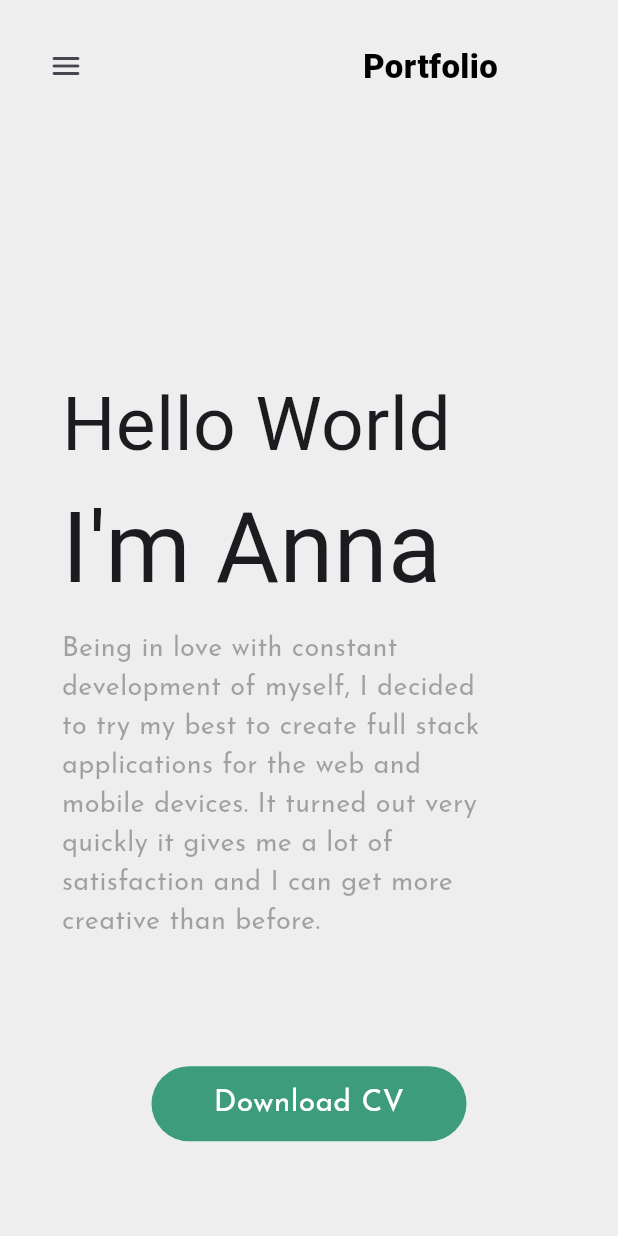
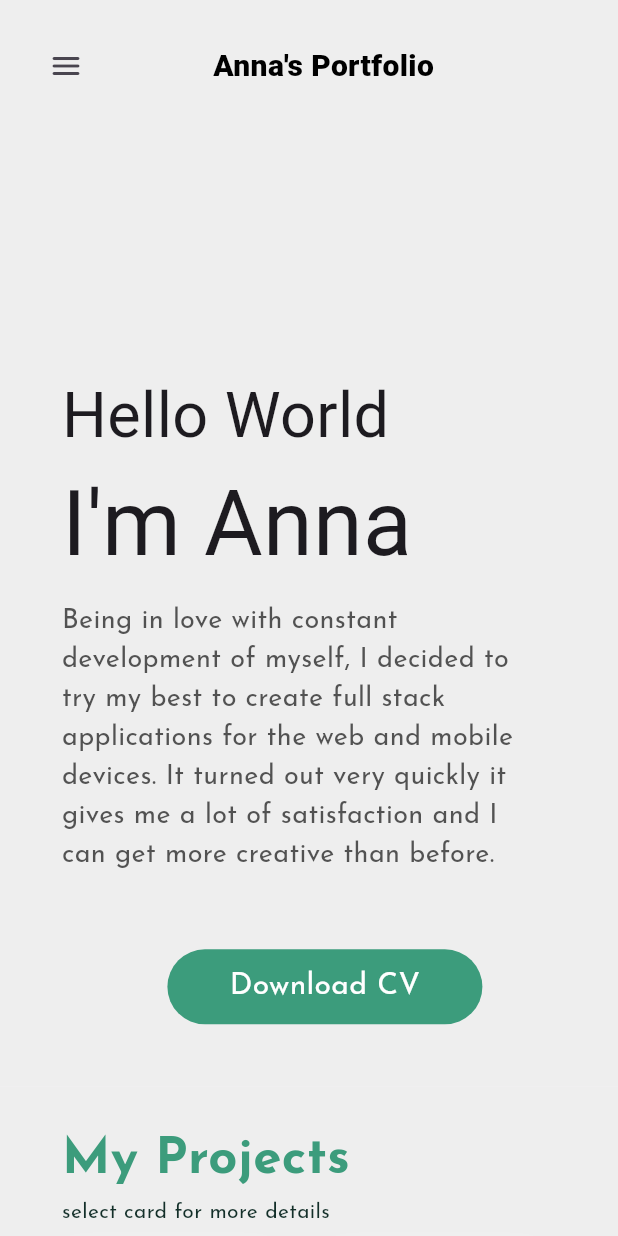
Before and after one commit to Lyubitshka/flutter_responsive_portfolio, a Flutter app: the screen it shows after launch, on a phone screen of 412 x 824 dp. Run offline on Flutter 3.47's test engine with Material 3 defaults, Android fonts, the phone set to English and light mode, and no system bars; drawn by our look-alikes of animated_text_kit, avatar_glow, scrollable_positioned_list; our stand-ins replace carousel_slider, connectivity_plus, equatable, flutter_bloc, gap, google_fonts and 3 more; Roboto replaces fonts that are missing (Chango).

Commit message:
responsiv features

```diff
--- a/lib/app/sections/aboutme/aboutme.dart
+++ b/lib/app/sections/aboutme/aboutme.dart
@@ -9,6 +9,6 @@ class AboutMe extends StatelessWidget {
   @override
   Widget build(BuildContext context) {
     return const Responsive(
-        mobile: AboutMeMobile(), tablet: AboutMeWeb(), web: AboutMeWeb());
+        mobile: AboutMeMobile(), tablet: AboutMeMobile(), web: AboutMeWeb());
   }
 }
--- a/lib/app/sections/certificates/certificates.dart
+++ b/lib/app/sections/certificates/certificates.dart
@@ -9,7 +9,7 @@ class Certificates extends StatelessWidget {
   @override
   Widget build(BuildContext context) {
     return const Responsive(
-      mobile: CertificatesWeb(),
+      mobile: CertificatesTab(),
       tablet: CertificatesTab(),
       web: CertificatesWeb(),
     );
--- a/lib/app/sections/eduWork/edu_work_mobile.dart
+++ b/lib/app/sections/eduWork/edu_work_mobile.dart
@@ -22,7 +22,7 @@ class _EduWorkMobileState extends State<EduWorkMobile> {
     return Container(
       color: bgColor,
       width: 100.sw,
-      padding: EdgeInsets.only(top: 6.sh, left: 25.sw, right: 10.sw),
+      padding: EdgeInsets.only(top: 6.sh, left: 5.sw, right: 5.sw),
       child: Center(
         child: Column(
           // mainAxisAlignment: MainAxisAlignment.center,
@@ -62,7 +62,7 @@ class _EduWorkMobileState extends State<EduWorkMobile> {
                                 color: Colors.white,
                                 spreadRadius: 3,
                                 blurRadius: 15,
-                                offset: const Offset(-6, -6),
+                                offset: Offset(-6, -6),
                               ),
                             ]),
                         child: Text(
@@ -164,7 +164,7 @@ class _EduWorkMobileState extends State<EduWorkMobile> {
                                 color: Colors.white,
                                 spreadRadius: 3,
                                 blurRadius: 15,
-                                offset: const Offset(-6, -6),
+                                offset: Offset(-6, -6),
                               ),
                             ]),
                         child: Text(
--- a/lib/app/sections/home/home_mobile.dart
+++ b/lib/app/sections/home/home_mobile.dart
@@ -27,7 +27,7 @@ class _HomeMobileState extends State<HomeMobile> {
       child: Padding(
         padding: EdgeInsets.only(
           left: 10.sw,
-          right: 10.sw,
+          right: 20,
           top: 30.sh,
           bottom: 5.sh,
         ),
@@ -39,16 +39,15 @@ class _HomeMobileState extends State<HomeMobile> {
             AnimatedTextKit(totalRepeatCount: 1, animatedTexts: [
               TyperAnimatedText('Hello World',
                   speed: const Duration(milliseconds: 250),
-                  textStyle: GoogleFonts.comingSoon(fontSize: 50)),
+                  textStyle: GoogleFonts.comingSoon(fontSize: 42)),
             ]),
-
             EntranceFader(
               delay: const Duration(seconds: 3),
               offset: const Offset(0, 0),
               duration: const Duration(milliseconds: 800),
               child: Text(
                 'I\'m Anna',
-                style: GoogleFonts.chango(fontSize: 65),
+                style: GoogleFonts.chango(fontSize: 60),
               ),
             ),
             SizedBox(height: 1.sh),
@@ -57,10 +56,10 @@ class _HomeMobileState extends State<HomeMobile> {
               child: Text(
                 overlayDescriptionText,
                 style: GoogleFonts.josefinSans(
-                    color: textColor.withOpacity(0.4), fontSize: 18),
+                    color: textColor.withOpacity(0.8), fontSize: 18),
               ),
             ),
-            SizedBox(height: 10.sh),
+            SizedBox(height: 6.sh),
 
             Center(
               child: InkWell(
@@ -95,45 +94,6 @@ class _HomeMobileState extends State<HomeMobile> {
           ],
         ),
       ),
-      // child: SizedBox(
-      //   width: screenSize.width,
-      //   height: screenSize.height,
-      //   child: const Column(
-      //     children: [
-      // Stack(
-      //   children: [
-      //     TitleText(
-      //       text: 'HELLO',
-      //       top: 100,
-      //       left: 180,
-      //     ),
-      //     TitleText(
-      //       text: 'WORLD',
-      //       top: 205,
-      //       left: 130,
-      //     ),
-      //     TitleText(
-      //       text: 'I\'M ANNA ',
-      //       top: 330,
-      //       left: 430,
-      //     ),
-      //     Positioned(
-      //       right: 50,
-      //       top: 100,
-      //       child: SizedBox(
-      //         width: 510,
-      //         child: Text(
-      //           overlayDescriptionText,
-      //           style: TextStyle(
-      //               color: Color.fromARGB(255, 0, 0, 0), fontSize: 20),
-      //         ),
-      //       ),
-      //     ),
-      //   ],
-      // ),
-      // ],
-      // ),
-      // ),
     );
   }
 }
--- a/lib/app/sections/projects/projects_mobile.dart
+++ b/lib/app/sections/projects/projects_mobile.dart
@@ -22,26 +22,28 @@ class _ProjectsMobileState extends State<ProjectsMobile> {
     return Container(
       width: 100.sw,
       color: bgColor,
-      padding: EdgeInsets.only(top: 10.sh, left: 5.sw, right: 5.sw),
+      padding: EdgeInsets.only(top: 3.sh, left: 5.sw, right: 5.sw),
       child: Column(
+        crossAxisAlignment: CrossAxisAlignment.start,
         children: [
-          Text(
-            'My Projects',
-            style: GoogleFonts.josefinSans(
-              fontSize: 34,
-              fontWeight: FontWeight.w700,
-              color: primaryColor,
+          Padding(
+            padding: EdgeInsets.only(left: 5.sw),
+            child: Text(
+              'My Projects',
+              style: GoogleFonts.josefinSans(
+                fontSize: 34,
+                fontWeight: FontWeight.w700,
+                color: primaryColor,
+              ),
             ),
           ),
-          SizedBox(height: 1.sh),
           Padding(
-            padding: EdgeInsets.symmetric(horizontal: 10.sw),
+            padding: EdgeInsets.only(left: 5.sw),
             child: Text(
-              'Provide Wide Range of Ideas',
-              textAlign: TextAlign.center,
+              'select card for more details',
               style: GoogleFonts.josefinSans(
-                fontSize: 22,
-                fontWeight: FontWeight.w500,
+                fontSize: 14,
+                fontWeight: FontWeight.w400,
                 color: secondaryColor,
               ),
             ),
@@ -53,7 +55,7 @@ class _ProjectsMobileState extends State<ProjectsMobile> {
               crossAxisCount: 2,
               shrinkWrap: true,
               primary: false,
-              padding: EdgeInsets.all(3.sh),
+              padding: EdgeInsets.all(2.sh),
               crossAxisSpacing: 2.sh,
               mainAxisSpacing: 2.sh,
               children: List.generate(6, (index) {
@@ -71,7 +73,7 @@ class _ProjectsMobileState extends State<ProjectsMobile> {
       height: 100.sh,
       margin: const EdgeInsets.all(10),
       decoration: BoxDecoration(
-          borderRadius: BorderRadius.circular(20),
+          borderRadius: BorderRadius.circular(12),
           color: bgColor,
           boxShadow: [
             const BoxShadow(
@@ -111,14 +113,14 @@ class _ProjectsMobileState extends State<ProjectsMobile> {
                   onPressed: () {
                     showProjectDetails(index);
                   },
-                  iconSize: 52,
+                  iconSize: 12.sw,
                   icon: Icon(projectUtils[index].icon),
                 ),
-                const Gap(5),
+                Gap(5.sw),
                 Text(
                   projectUtils[index].name,
                   style: GoogleFonts.josefinSans(
-                      fontSize: 15, fontWeight: FontWeight.bold),
+                      fontSize: 14, fontWeight: FontWeight.bold),
                   textAlign: TextAlign.center,
                 ),
               ],
--- a/lib/app/widgets/navbar_logo.dart
+++ b/lib/app/widgets/navbar_logo.dart
@@ -1,5 +1,6 @@
 import 'package:flutter/material.dart';
 import 'package:google_fonts/google_fonts.dart';
+import 'package:web_presentation/core/color/colors.dart';
 
 class NavbarLogo extends StatelessWidget {
   const NavbarLogo({super.key});
@@ -7,14 +8,13 @@ class NavbarLogo extends StatelessWidget {
   @override
   Widget build(BuildContext context) {
     return SizedBox(
-      width: 150,
+      width: 250,
       child: Text(
-        'Portfolio',
+        'Anna\'s Portfolio',
         style: GoogleFonts.chango(
           color: const Color.fromARGB(255, 0, 0, 0),
-          fontSize: 22,
-          fontWeight: FontWeight.w900,
-          height: 1.2,
+          fontSize: 20,
+          fontWeight: FontWeight.w800,
         ),
       ),
     );
--- a/lib/core/constants/constants.dart
+++ b/lib/core/constants/constants.dart
@@ -96,5 +96,4 @@ String aboutMiniDescription2 =
 
 //
 String certifisatesDescription =
-    '''The dynamic and ever-changing IT market requires continuous trend monitoring, which has led me to choose a career path as a Data Analyst. Over the past two years, I have prepared myself for the role of a front-end developer with a strong foundation in back-end development.
-    I have gained experience in programming (JavaScript, TypeScript, NodeJS), creating applications (Flutter/Dart, MERN stack), as well as working with analytical tools (MS Excel, Power Query, MySQL, MS Power BI).''';
+    '''The dynamic and ever-changing IT market requires continuous trend monitoring, which has led me to choose a career path as a Data Analyst. Over the past two years, I have prepared myself for the role of a front-end developer with a strong foundation in back-end development. I have gained experience in programming (JavaScript, TypeScript, NodeJS), creating applications (Flutter/Dart, MERN stack), as well as working with analytical tools (MS Excel, Power Query, MySQL, MS Power BI).''';
```
Also changed, not shown: lib/app/sections/aboutme/aboutme_mobile.dart (+66 -55 lines), lib/app/sections/aboutme/aboutme_web.dart (+1 -9 lines), lib/app/sections/certificates/certificates_tabl.dart (+48 -54 lines), lib/app/sections/certificates/certificates_web.dart (+4 -5 lines), lib/app/sections/contact/contact_web.dart (+112 -123 lines), lib/app/sections/home/home_tab.dart (+9 -18 lines), lib/app/sections/home/home_web.dart (+8 -17 lines), lib/app/sections/projects/projects_web.dart (+14 -12 lines), lib/app/utils/certificates_utils.dart (+8 -10 lines).
